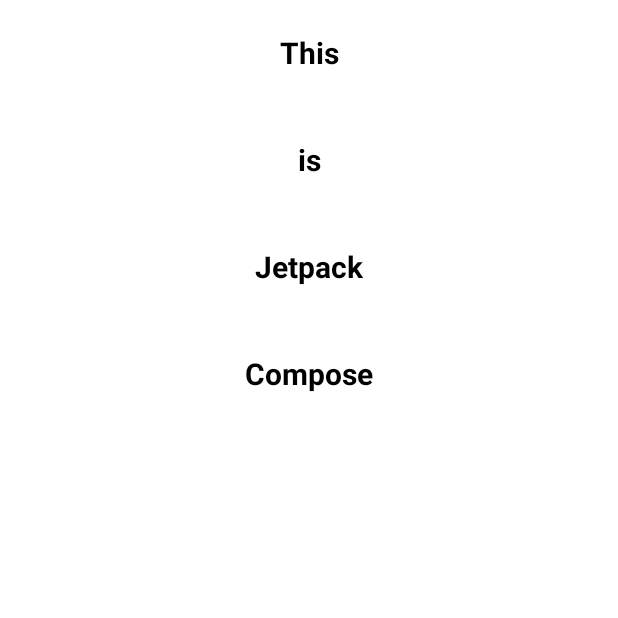
After one commit to nosorae/MyAndroidLabs, an Android app built with Jetpack Compose: the ListActivity screen opened directly, with no data from a screen before it, on a phone screen of 412 x 824 dp, the top half of it. The commit adds this screen. Run offline under Robolectric (Android 15) with nearby library versions, the phone set to English and light mode, and no system bars.

Commit message:
Compose: LazyColumn

```diff
--- a/app/build.gradle
+++ b/app/build.gradle
@@ -58,6 +58,8 @@ dependencies {
     implementation "androidx.compose.ui:ui-tooling-preview:1.0.5"
     implementation 'androidx.lifecycle:lifecycle-runtime-ktx:2.4.0'
     implementation 'androidx.activity:activity-compose:1.4.0'
+    implementation 'androidx.constraintlayout:constraintlayout:2.1.3'
+    implementation "androidx.constraintlayout:constraintlayout-compose:1.0.0-beta02"
     testImplementation 'junit:junit:4.+'
     androidTestImplementation 'androidx.test.ext:junit:1.1.3'
     androidTestImplementation 'androidx.test.espresso:espresso-core:3.4.0'
--- /dev/null
+++ b/app/src/main/java/com/nosorae/labs/ui/compose/ListActivity.kt
@@ -0,0 +1,41 @@
+package com.nosorae.labs.ui.compose
+
+import android.os.Bundle
+import androidx.activity.ComponentActivity
+import androidx.activity.compose.setContent
+import androidx.compose.foundation.layout.*
+import androidx.compose.foundation.lazy.LazyColumn
+import androidx.compose.foundation.lazy.itemsIndexed
+import androidx.compose.foundation.rememberScrollState
+import androidx.compose.foundation.verticalScroll
+import androidx.compose.material.Text
+import androidx.compose.ui.Modifier
+import androidx.compose.ui.text.font.FontWeight
+import androidx.compose.ui.text.style.TextAlign
+import androidx.compose.ui.unit.dp
+import androidx.compose.ui.unit.sp
+
+class ListActivity : ComponentActivity() {
+    override fun onCreate(savedInstanceState: Bundle?) {
+        super.onCreate(savedInstanceState)
+
+        setContent {
+            val scrollState = rememberScrollState()
+            LazyColumn {
+                itemsIndexed(
+                    listOf("This", "is", "Jetpack", "Compose")
+                ) { index, item ->
+                    Text(
+                        text = item,
+                        fontSize = 20.sp,
+                        fontWeight = FontWeight.Bold,
+                        textAlign = TextAlign.Center,
+                        modifier = Modifier
+                            .fillMaxWidth()
+                            .padding(vertical = 24.dp)
+                    )
+                }
+            }
+        }
+    }
+}
--- a/app/src/main/java/com/nosorae/labs/MainActivity.kt
+++ b/app/src/main/java/com/nosorae/labs/ui/compose/MainActivity.kt
@@ -1,18 +1,14 @@
-package com.nosorae.labs
+package com.nosorae.labs.ui.compose
 
 import android.os.Bundle
 import androidx.activity.ComponentActivity
 import androidx.activity.compose.setContent
 import androidx.compose.foundation.layout.*
 import androidx.compose.material.*
-import androidx.compose.runtime.Composable
-import androidx.compose.runtime.mutableStateOf
 import androidx.compose.runtime.*
 import androidx.compose.ui.Alignment
 import androidx.compose.ui.Modifier
-import androidx.compose.ui.tooling.preview.Preview
 import androidx.compose.ui.unit.dp
-import com.nosorae.labs.ui.theme.MyAndroidLabsTheme
 import kotlinx.coroutines.launch
 
 class MainActivity : ComponentActivity() {
--- a/build.gradle
+++ b/build.gradle
@@ -9,7 +9,7 @@ buildscript {
     }
     dependencies {
         classpath "com.android.tools.build:gradle:7.0.0"
-        classpath "org.jetbrains.kotlin:kotlin-gradle-plugin:1.5.10"
+        classpath 'org.jetbrains.kotlin:kotlin-gradle-plugin:1.5.31'
 
         // NOTE: Do not place your application dependencies here; they belong
         // in the individual module build.gradle files
```
Also changed, not shown: app/src/main/AndroidManifest.xml (+13 -5 lines), app/src/main/java/com/nosorae/labs/ui/compose/ConstraintLayoutActivity.kt (added, +14 -0 lines), app/src/main/res/layout/activity_constraint_layout.xml (added, +9 -0 lines), app/src/main/res/layout/activity_list.xml (added, +9 -0 lines).
